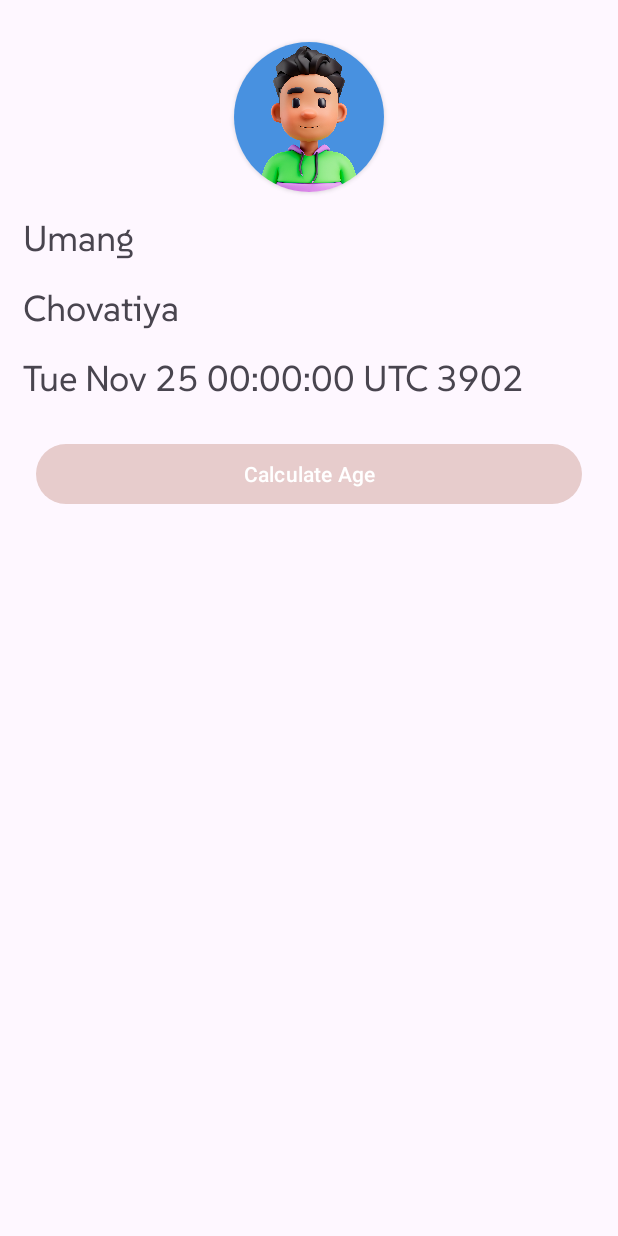
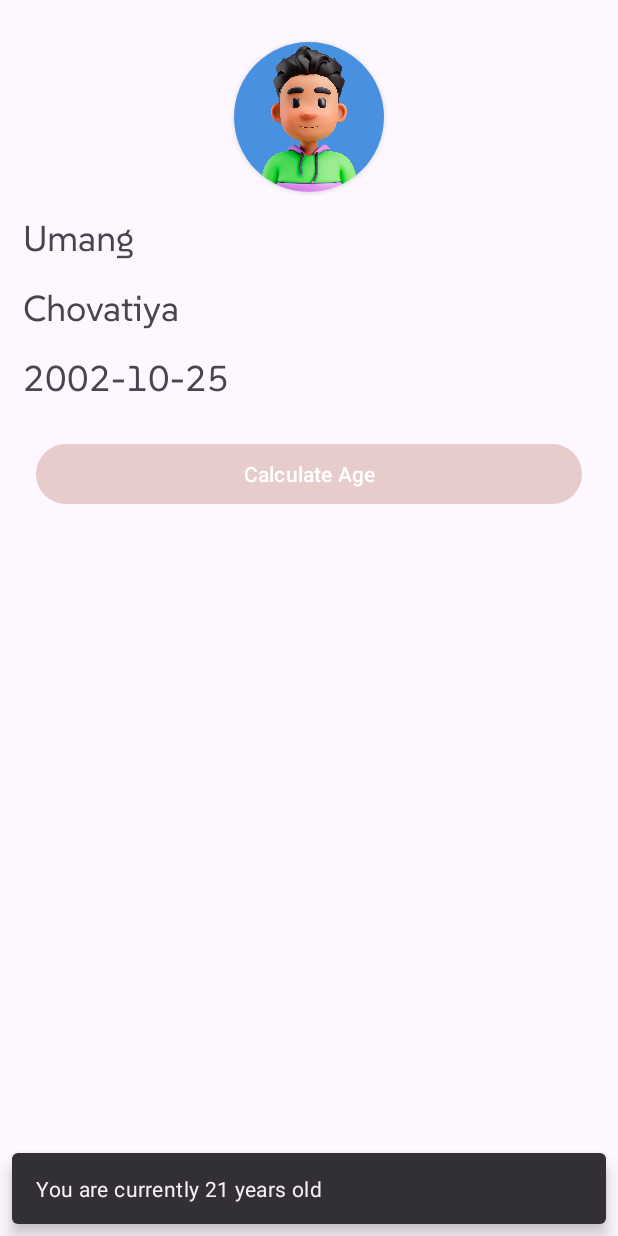
Before and after one commit to YudizUmang/Android_app_demo, an Android app: the DataBinding screen opened directly, with no data from a screen before it, after a tap on "Calculate Age", on a phone screen of 412 x 824 dp. Run offline under Robolectric (Android 15) with nearby library versions, the phone set to English and light mode, and no system bars; our stand-ins replace data binding.

Commit message:
Data Binding completed

```diff
--- a/app/src/main/java/com/example/android_app_demo/data_binding/DataBinding.kt
+++ b/app/src/main/java/com/example/android_app_demo/data_binding/DataBinding.kt
@@ -1,14 +1,13 @@
 package com.example.android_app_demo.data_binding
 
 import android.os.Bundle
-import android.util.Log
 import androidx.activity.enableEdgeToEdge
 import androidx.appcompat.app.AppCompatActivity
 import androidx.core.content.ContextCompat
 import androidx.databinding.DataBindingUtil
 import com.example.android_app_demo.R
 import com.example.android_app_demo.databinding.ActivityDataBindingBinding
-import java.util.Date
+import java.time.LocalDate
 
 class DataBinding : AppCompatActivity() {
     override fun onCreate(savedInstanceState: Bundle?) {
@@ -17,15 +16,11 @@ class DataBinding : AppCompatActivity() {
         val binding: ActivityDataBindingBinding =
             DataBindingUtil.setContentView(this, R.layout.activity_data_binding)
 
-        binding.user =
-            ContextCompat.getDrawable(this, R.drawable.avatar)?.let {
-                MyUser(
-                    "Umang",
-                    "Chovatiya",
-                    it,
-                    Date(2002, 10, 25)
-                )
-            }
-        Log.d("date", Date(2002, 10, 25).toString())
+        val date = LocalDate.of(2002, 10, 25)
+        //val formattedDate = SimpleDateFormat("dd/MM/yyyy", Locale.getDefault()).format(date)
+
+        ContextCompat.getDrawable(this, R.drawable.avatar)?.let {
+            binding.user = MyUser("Umang", "Chovatiya", it, date)
+        }
     }
 }
--- a/app/src/main/java/com/example/android_app_demo/data_binding/MyUser.kt
+++ b/app/src/main/java/com/example/android_app_demo/data_binding/MyUser.kt
@@ -3,30 +3,18 @@ package com.example.android_app_demo.data_binding
 import android.graphics.drawable.Drawable
 import android.view.View
 import com.google.android.material.snackbar.Snackbar
-import java.text.SimpleDateFormat
 import java.time.LocalDate
 import java.time.Period
-import java.util.Date
-import java.util.Locale
 
 data class MyUser(
     val name: String,
     val lastName: String,
     val img: Drawable,
-    val birthDate: Date
+    val birthDate: LocalDate
 ) {
-    fun calculateBirthDate(view: View, birthDate: Date) {
-        val date = SimpleDateFormat("dd/MM/yyyy", Locale.getDefault()).parse(birthDate)
-        if (date != null) {
-            val years = getAge(date.year, date.month, date.day)
-            Snackbar.make(view, "you are currently $years old", Snackbar.LENGTH_LONG).show()
-        }
-    }
-
-    fun getAge(year: Int, month: Int, dayOfMonth: Int): Int {
-        return Period.between(
-            LocalDate.of(year, month, dayOfMonth),
-            LocalDate.now()
-        ).years
+    fun calculateAge(view: View) {
+        val currentDate = LocalDate.now()
+        val age = Period.between(birthDate, currentDate).years
+        Snackbar.make(view, "You are currently $age years old", Snackbar.LENGTH_LONG).show()
     }
 }
--- a/app/src/main/res/layout/activity_data_binding.xml
+++ b/app/src/main/res/layout/activity_data_binding.xml
@@ -77,7 +77,7 @@
             android:layout_width="match_parent"
             android:layout_height="wrap_content"
             android:layout_margin="@dimen/dimen_24"
-            android:onClick="@{(view) -> user.calculateBirthDate(view,user.birthDate)}"
+            android:onClick="@{(view) -> user.calculateAge(view)}"
             android:text="@string/calculate_age_text"
             app:layout_constraintEnd_toEndOf="parent"
             app:layout_constraintStart_toStartOf="parent"
```
